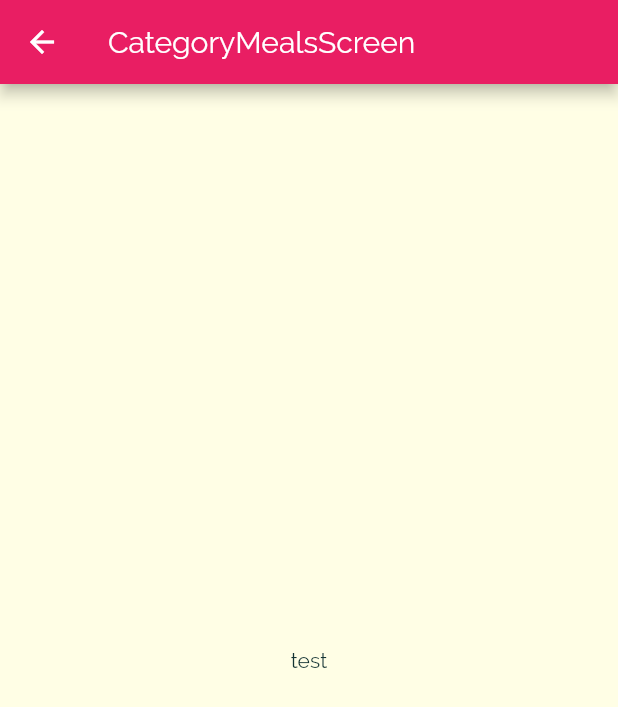
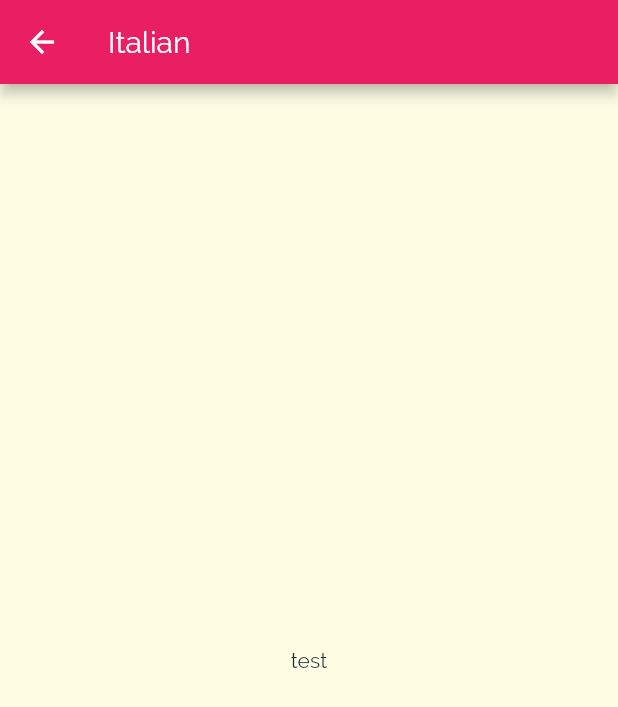
Before and after one commit to recursionDev/meal_app, a Flutter app: the screen it shows after launch, after a tap on "Italian", on a phone screen of 412 x 824 dp. Shown: the top 707 px of the screen. Run offline on Flutter 3.47's test engine with Material 2 defaults, Android fonts, the phone set to English and light mode, and no system bars.

Commit message:
Passing data to category screen

```diff
--- a/lib/categories_screen.dart
+++ b/lib/categories_screen.dart
@@ -10,7 +10,7 @@ class CategoriesScreen extends StatelessWidget {
       body: GridView(
         padding: const EdgeInsets.all(25),
         children: DUMMY_CATEGORIES.map((item) {
-          return CategoryItem(item.title, item.color);
+          return CategoryItem(item.id, item.title, item.color);
         }).toList(),
         gridDelegate: SliverGridDelegateWithMaxCrossAxisExtent(
           maxCrossAxisExtent: 200,
--- a/lib/category_item.dart
+++ b/lib/category_item.dart
@@ -2,15 +2,16 @@ import 'package:flutter/material.dart';
 import './category_meals_screen.dart';
 
 class CategoryItem extends StatelessWidget {
+  final String id;
   final String title;
   final Color color;
 
-  CategoryItem(this.title, this.color);
+  CategoryItem(this.id, this.title, this.color);
 
   void selectCategory(BuildContext ctx)
   {
     Navigator.of(ctx).push(MaterialPageRoute(builder: (_) {
-      return CategoryMealsScreen();
+      return CategoryMealsScreen(id, title);
     }));
   }
 
--- a/lib/category_meals_screen.dart
+++ b/lib/category_meals_screen.dart
@@ -1,11 +1,16 @@
 import 'package:flutter/material.dart';
 
 class CategoryMealsScreen extends StatelessWidget {
+  final String categoryId;
+  final String categoryTitle;
+
+  CategoryMealsScreen(this.categoryId, this.categoryTitle);
+
   @override
   Widget build(BuildContext context) {
     return Scaffold(
       appBar: AppBar(
-        title: const Text('CategoryMealsScreen'),
+        title: Text(categoryTitle),
       ),
       body: Center(
         child: Text('test'),
```
